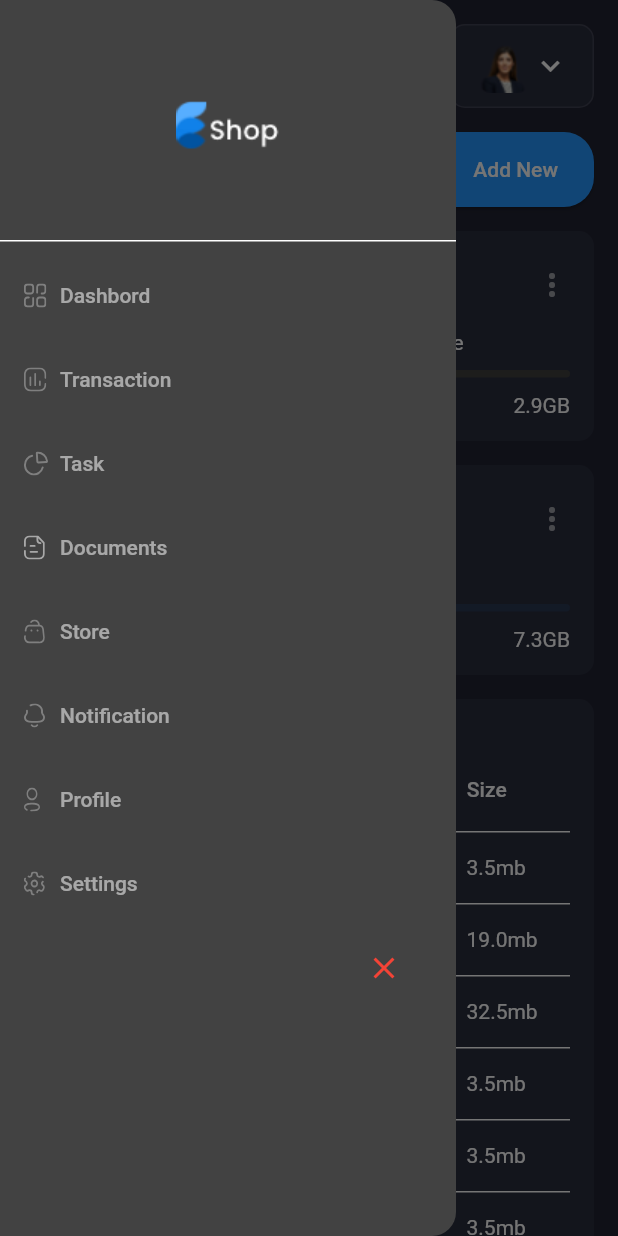
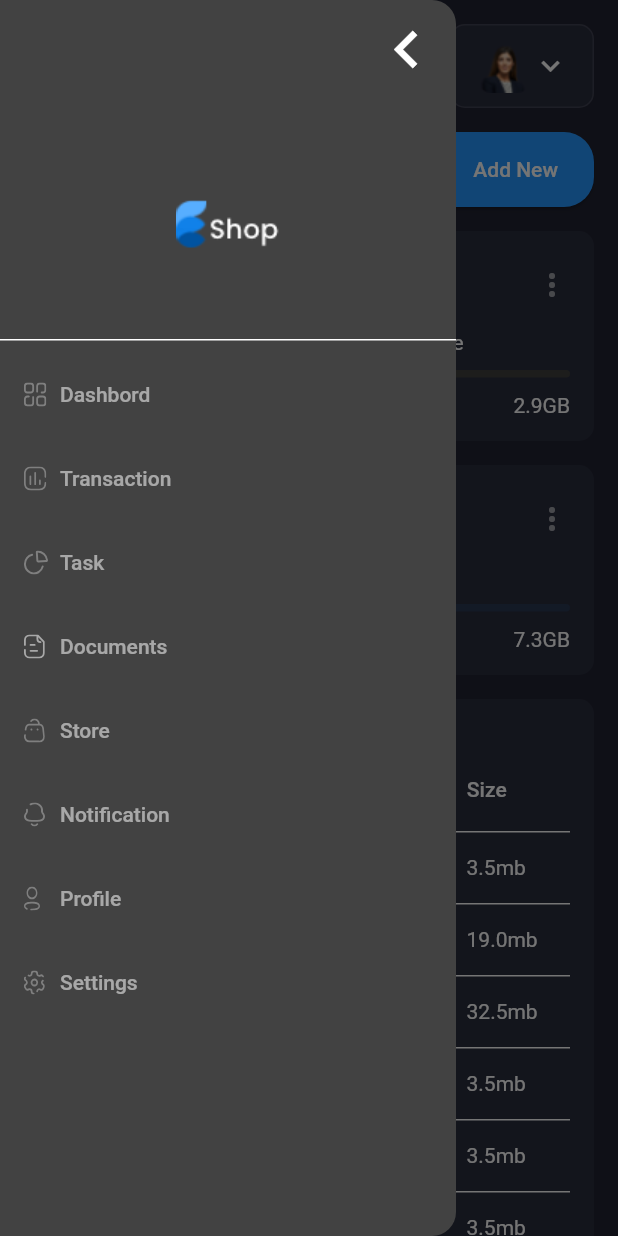
Before and after one commit to fayis-ak/responsive_storage_app, a Flutter app: the screen it shows after launch, with the side drawer open, on a phone screen of 412 x 824 dp. Run offline on Flutter 3.47's test engine with Material 2 defaults, Android fonts, the light colour scheme and no system bars; our stand-ins replace fl_chart, flutter_svg.

Commit message:
review new updation

```diff
--- a/lib/responsive/main_screen.dart
+++ b/lib/responsive/main_screen.dart
@@ -1,5 +1,13 @@
+
+
 import 'package:flutter/material.dart';
 import 'package:flutter_svg/flutter_svg.dart';
+import 'package:responsive_desaign/drawerPages.dart/dashboard.dart';
+import 'package:responsive_desaign/drawerPages.dart/profile.dart';
+import 'package:responsive_desaign/drawerPages.dart/settings.dart';
+import 'package:responsive_desaign/drawerPages.dart/store.dart';
+import 'package:responsive_desaign/drawerPages.dart/task.dart';
+import 'package:responsive_desaign/drawerPages.dart/transaction.dart';
 import 'package:responsive_desaign/responsive.dart';
 import 'package:responsive_desaign/screens/dashboard_screen.dart';
 
@@ -7,7 +15,7 @@ class MainScreen extends StatelessWidget {
   @override
   Widget build(BuildContext context) {
     return Scaffold(
-      drawer: Sidemenu(context), // Pass the context here
+      drawer: Sidemenu(context),
       body: SafeArea(
         child: Row(
           crossAxisAlignment: CrossAxisAlignment.start,
@@ -15,7 +23,7 @@ class MainScreen extends StatelessWidget {
             if (Responsive.isDesktop(context))
               Expanded(
                 child: Container(
-                  child: Sidemenu(context), // Pass the context here
+                  child: Sidemenu(context),
                 ),
               ),
             Expanded(
@@ -30,9 +38,9 @@ class MainScreen extends StatelessWidget {
 }
 
 class Sidemenu extends StatelessWidget {
-  final BuildContext context; // Add context as a parameter
+  final BuildContext context;
 
-  Sidemenu(this.context); // Constructor to receive the context
+  Sidemenu(this.context);
 
   @override
   Widget build(BuildContext context) {
@@ -40,58 +48,115 @@ class Sidemenu extends StatelessWidget {
       child: SingleChildScrollView(
         child: Column(
           children: [
+
+             Row(
+              mainAxisAlignment: MainAxisAlignment.end,
+               children: [
+                 if(!Responsive.isDesktop(context))
+                 IconButton(onPressed: (){
+                  Navigator.of(context).pop();
+                 },
+
+                  icon:const Icon(Icons.navigate_before,size: 50,)
+
+                  ),
+               ],
+             ),
+
+
             DrawerHeader(
               child: Image.asset('assets/images/logo.png'),
+
             ),
-            DrawerListView(
+            DrawerListTile( // Changed from DrawerListView
               title: "Dashbord",
               svgSrc: "assets/icons/menu_dashbord.svg",
-              press: () {},
+              press: () {
+                Navigator.push(
+                  context,
+                  MaterialPageRoute(
+                    builder: (context)=> Dashboard())
+                   );
+              },
             ),
-            DrawerListView(
+            DrawerListTile( // Changed from DrawerListView
               title: "Transaction",
               svgSrc: "assets/icons/menu_tran.svg",
-              press: () {},
+              press: () {
+                Navigator.push(
+                  context,
+                  MaterialPageRoute(
+                    builder: (context)=> Transactions())
+                   );
+              },
             ),
-            DrawerListView(
+            DrawerListTile( // Changed from DrawerListView
               title: "Task",
               svgSrc: "assets/icons/menu_task.svg",
-              press: () {},
+              press: () {
+                Navigator.push(
+                  context,
+                  MaterialPageRoute(
+                    builder: (context)=> Task())
+                   );
+              },
             ),
-            DrawerListView(
+            DrawerListTile( // Changed from DrawerListView
               title: "Documents",
               svgSrc: "assets/icons/menu_doc.svg",
-              press: () {},
+              press: () {
+                Navigator.push(
+                  context,
+                  MaterialPageRoute(
+                    builder: (context)=> Task())
+                   );
+              },
             ),
-            DrawerListView(
+            DrawerListTile( // Changed from DrawerListView
               title: "Store",
               svgSrc: "assets/icons/menu_store.svg",
-              press: () {},
+              press: () {
+                Navigator.push(
+                  context,
+                  MaterialPageRoute(
+                    builder: (context)=> Store())
+                   );
+              },
             ),
-            DrawerListView(
+            DrawerListTile( // Changed from DrawerListView
               title: "Notification",
               svgSrc: "assets/icons/menu_notification.svg",
-              press: () {},
+              press: () {
+                Navigator.push(
+                  context,
+                  MaterialPageRoute(
+                    builder: (context)=> Task())
+                   );
+              },
             ),
-            DrawerListView(
+            DrawerListTile( // Changed from DrawerListView
               title: "Profile",
               svgSrc: "assets/icons/menu_profile.svg",
-              press: () {},
+              press: () {
+                Navigator.push(
+                  context,
+                  MaterialPageRoute(
+                    builder: (context)=> Profile())
+                   );
+              },
             ),
-            DrawerListView(
+            DrawerListTile( // Changed from DrawerListView
               title: "Settings",
               svgSrc: "assets/icons/menu_setting.svg",
-              press: () {},
+              press: () {
+                Navigator.push(
+                  context,
+                  MaterialPageRoute(
+                    builder: (context)=> Settings())
+                   );
+              },
             ),
-            if (!Responsive.isDesktop(context))
 
-                 ListTile(
-                  trailing: CloseButton(color: Colors.red),
-
-                  onTap: () {
-                    Navigator.of(context).pop();
-                  },
-                ),
 
           ],
         ),
@@ -100,8 +165,8 @@ class Sidemenu extends StatelessWidget {
   }
 }
 
-class DrawerListView extends StatelessWidget {
-  const DrawerListView({
+class DrawerListTile extends StatelessWidget { // Changed class name
+  const DrawerListTile({
     Key? key,
     required this.title,
     required this.svgSrc,
--- a/lib/screens/dashboard/components/file_info-card.dart
+++ b/lib/screens/dashboard/components/file_info-card.dart
@@ -13,8 +13,8 @@ class FileInfoCard extends StatelessWidget {
   @override
   Widget build(BuildContext context) {
     return Container(
-     padding: EdgeInsets.all(defultPadding),
-     decoration: BoxDecoration(
+     padding:const EdgeInsets.all(defultPadding),
+     decoration:const BoxDecoration(
        color: secondaryColor,
        borderRadius: BorderRadius.all(Radius.circular(10))
        ),
@@ -97,7 +97,7 @@ class ProgressLine extends StatelessWidget {
           height: 5,
           decoration: BoxDecoration(
             color: color.withOpacity(0.1),
-            borderRadius: BorderRadius.all(Radius.circular(10))
+            borderRadius:const BorderRadius.all(Radius.circular(10))
           ),
           ),
           LayoutBuilder(builder: (context, constraints)=>Container(
@@ -105,7 +105,7 @@ class ProgressLine extends StatelessWidget {
           height: 5,
           decoration: BoxDecoration(
             color: color,
-            borderRadius: BorderRadius.all(Radius.circular(10))
+            borderRadius:const BorderRadius.all(Radius.circular(10))
           ),
           ),
           ),
--- a/lib/screens/dashboard/components/my_fiels.dart
+++ b/lib/screens/dashboard/components/my_fiels.dart
@@ -26,7 +26,7 @@ class MyFiels extends StatelessWidget {
             ),
             ElevatedButton.icon(
               style: TextButton.styleFrom(
-                padding: EdgeInsets.symmetric(
+                padding:const EdgeInsets.symmetric(
                   horizontal: defultPadding *1.5,
                   vertical: defultPadding,
                   ),
@@ -36,7 +36,7 @@ class MyFiels extends StatelessWidget {
                   backgroundColor: primaryColor,
                   ),
               onPressed: (){},
-               icon: Icon(Icons.add,
+               icon:const Icon(Icons.add,
                color: Colors.white,
                ),
                 label:const Text(
@@ -78,7 +78,7 @@ class FileInfoCardGridView extends StatelessWidget {
   @override
   Widget build(BuildContext context) {
     return GridView.builder(
-      physics: NeverScrollableScrollPhysics(),
+      physics:const NeverScrollableScrollPhysics(),
       shrinkWrap: true,
       itemCount: demoMyfiels.length,
       gridDelegate:
--- a/lib/screens/dashboard/components/storage_details.dart
+++ b/lib/screens/dashboard/components/storage_details.dart
@@ -14,16 +14,16 @@ class StarageDetails extends StatelessWidget {
   @override
   Widget build(BuildContext context) {
     return Container(
-      padding: EdgeInsets.all(defultPadding),
+      padding:const EdgeInsets.all(defultPadding),
 
-      decoration: BoxDecoration(
+      decoration:const BoxDecoration(
         color: secondaryColor,
         borderRadius: BorderRadius.all(Radius.circular(10)),
       ),
       child: Column(
         crossAxisAlignment: CrossAxisAlignment.start,
         children: [
-          Text(
+          const Text(
             'Storage Details',
             style: TextStyle(
               fontSize: 18,
--- a/lib/screens/dashboard/storage_info_card.dart
+++ b/lib/screens/dashboard/storage_info_card.dart
@@ -17,8 +17,8 @@ class Strorageinfocard extends StatelessWidget {
   @override
   Widget build(BuildContext context) {
     return Container(
-      margin: EdgeInsets.only(top: defultPadding),
-      padding: EdgeInsets.all(defultPadding),
+      margin:const EdgeInsets.only(top: defultPadding),
+      padding:const EdgeInsets.all(defultPadding),
       decoration: BoxDecoration(
         border: Border.all(
           width: 2,
@@ -35,7 +35,7 @@ class Strorageinfocard extends StatelessWidget {
             ),
             Expanded(
               child: Padding(
-                padding:  EdgeInsets.symmetric(
+                padding:const  EdgeInsets.symmetric(
                   horizontal: defultPadding),
                 child: Column(
                   crossAxisAlignment: CrossAxisAlignment.start,
```
